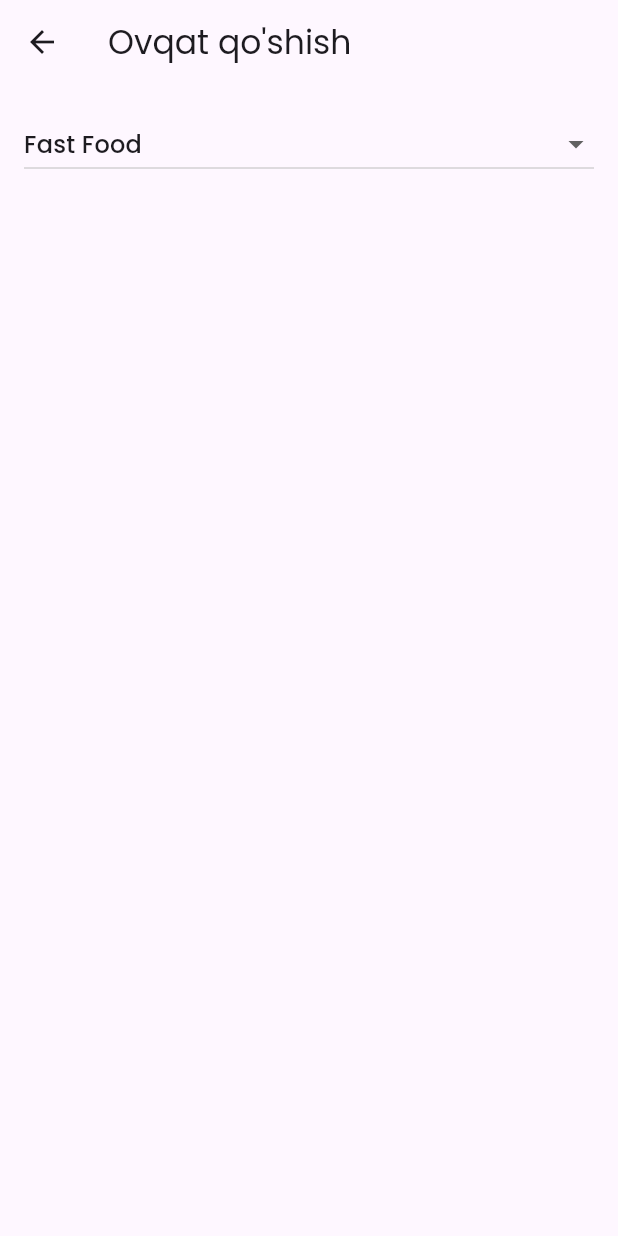
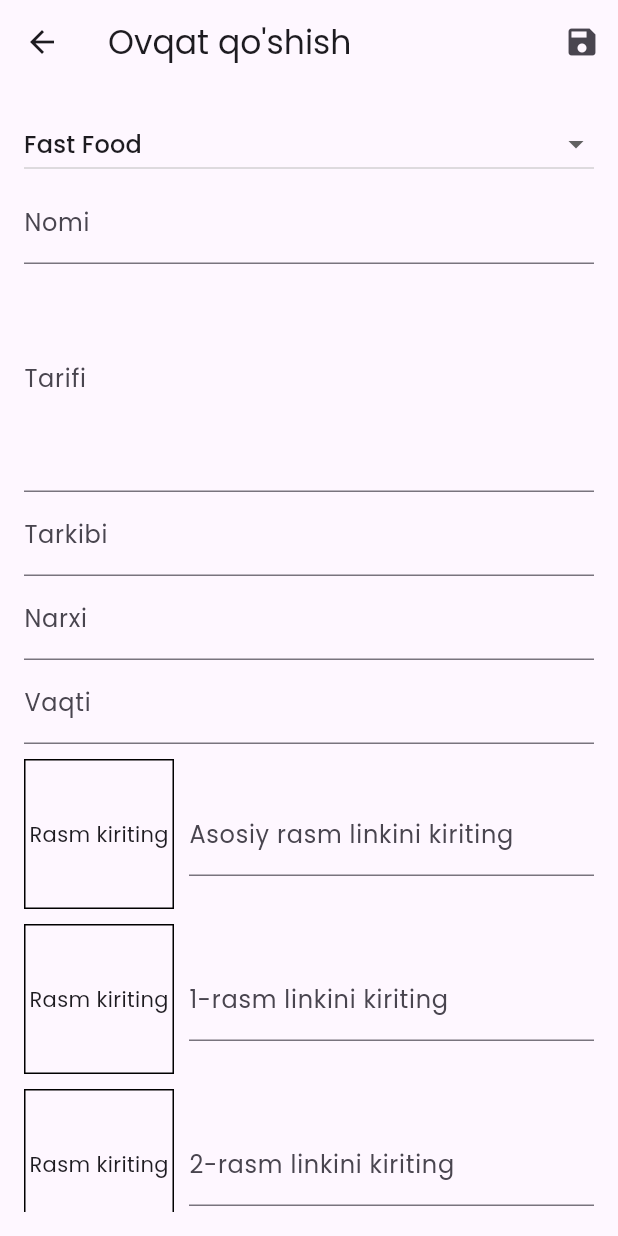
Before and after one commit to alishermamirov/meals_menu, a Flutter app: the AddNewProductScreen screen opened by its route, on a phone screen of 412 x 824 dp. Run offline on Flutter 3.47's test engine with Material 3 defaults, Android fonts, the phone set to English and light mode, and no system bars; our stand-ins replace google_fonts.

Commit message:
new product

```diff
--- a/lib/models/meal.dart
+++ b/lib/models/meal.dart
@@ -158,4 +158,8 @@ class Meals {
       );
     }
   }
+
+  void addNewMeal(Meal meal) {
+    _list.add(meal);
+  }
 }
--- a/lib/screens/add_new_product_screen.dart
+++ b/lib/screens/add_new_product_screen.dart
@@ -2,12 +2,16 @@
 import 'package:flutter/material.dart';
 
 import 'package:meals_menu/models/category.dart';
+import 'package:meals_menu/models/meal.dart';
+import 'package:meals_menu/widgets/custom_image_input.dart';
 
 class AddNewProductScreen extends StatefulWidget {
   final List<category> Categories;
+  final Function addNewMeal;
   const AddNewProductScreen({
     Key? key,
     required this.Categories,
+    required this.addNewMeal,
   }) : super(key: key);
 
   static const routeName = "/add-new-product";
@@ -17,6 +21,15 @@ class AddNewProductScreen extends StatefulWidget {
 }
 
 class _AddNewProductScreenState extends State<AddNewProductScreen> {
+  final _titleController = TextEditingController();
+  final _desciptionController = TextEditingController();
+  final _ingredientController = TextEditingController();
+  final _priceController = TextEditingController();
+  final _timeController = TextEditingController();
+  final _mainImageController = TextEditingController();
+  final _firstImageController = TextEditingController();
+  final _secondImageController = TextEditingController();
+  final _thirdImageController = TextEditingController();
   late String activeId;
   @override
   void initState() {
@@ -25,14 +38,64 @@ class _AddNewProductScreenState extends State<AddNewProductScreen> {
     activeId = widget.Categories[0].id;
   }
 
+  void _save() {
+    final title = _titleController.text;
+    final desc = _desciptionController.text;
+    final ingred = _ingredientController.text;
+    final price = _priceController.text;
+    final time = _timeController.text;
+    final mainImage = _mainImageController.text;
+    final firstimage = _firstImageController.text;
+    final secondimage = _secondImageController.text;
+    final thirdimage = _thirdImageController.text;
+    final List<String> ingreds = ingred.split(',');
+    final List<String> imageUrls = [
+      mainImage,
+      firstimage,
+      secondimage,
+      thirdimage
+    ];
+    if (title.isEmpty ||
+        desc.isEmpty ||
+        ingreds.isEmpty ||
+        price.isEmpty ||
+        time.isEmpty ||
+        mainImage.isEmpty ||
+        firstimage.isEmpty ||
+        secondimage.isEmpty ||
+        thirdimage.isEmpty) {
+      return;
+    }
+    widget.addNewMeal(
+      Meal(
+        id: UniqueKey().toString(),
+        title: title,
+        imageUrls: imageUrls,
+        description: desc,
+        vaqti: int.parse(time),
+        price: double.parse(price),
+        categoryId: activeId,
+        ingredients: ingreds,
+      ),
+    );
+    Navigator.of(context).pop();
+  }
+
   @override
   Widget build(BuildContext context) {
     return Scaffold(
       appBar: AppBar(
         title: Text("Ovqat qo'shish"),
+        actions: [
+          IconButton(
+            onPressed: _save,
+            icon: Icon(Icons.save),
+          ),
+        ],
       ),
       body: Padding(
         padding: const EdgeInsets.all(16.0),
+        child: SingleChildScrollView(
           child: Column(
             children: [
               DropdownButton(
@@ -50,7 +113,69 @@ class _AddNewProductScreenState extends State<AddNewProductScreen> {
                   ),
                 ).toList(),
               ),
+              TextField(
+                controller: _titleController,
+                decoration: InputDecoration(
+                  labelText: "Nomi",
+                ),
+              ),
+              TextField(
+                controller: _desciptionController,
+                decoration: InputDecoration(
+                  labelText: "Tarifi",
+                ),
+                maxLines: 5,
+              ),
+              TextField(
+                controller: _ingredientController,
+                decoration: InputDecoration(
+                  labelText: "Tarkibi",
+                ),
+              ),
+              TextField(
+                controller: _priceController,
+                decoration: InputDecoration(
+                  labelText: "Narxi",
+                ),
+                keyboardType: TextInputType.number,
+              ),
+              TextField(
+                controller: _timeController,
+                decoration: InputDecoration(
+                  labelText: "Vaqti",
+                ),
+                keyboardType: TextInputType.number,
+              ),
+              const SizedBox(
+                height: 10,
+              ),
+              CustomImageInput(
+                imageController: _mainImageController,
+                label: "Asosiy rasm linkini kiriting",
+              ),
+              const SizedBox(
+                height: 10,
+              ),
+              CustomImageInput(
+                imageController: _firstImageController,
+                label: "1-rasm linkini kiriting",
+              ),
+              const SizedBox(
+                height: 10,
+              ),
+              CustomImageInput(
+                imageController: _secondImageController,
+                label: "2-rasm linkini kiriting",
+              ),
+              const SizedBox(
+                height: 10,
+              ),
+              CustomImageInput(
+                imageController: _thirdImageController,
+                label: "3- rasm linkini kiriting",
+              ),
             ],
+          ),
         ),
       ),
     );
--- a/lib/screens/product_screen.dart
+++ b/lib/screens/product_screen.dart
@@ -36,7 +36,9 @@ class ProductScreen extends StatelessWidget {
           final meal = meals[index];
           return ListTile(
             leading: CircleAvatar(
-              backgroundImage: AssetImage(meal.imageUrls[0]),
+              backgroundImage: meal.imageUrls[0].contains("http")
+                  ? NetworkImage(meal.imageUrls[0])
+                  : AssetImage(meal.imageUrls[0]),
             ),
             title: Text(meal.title),
             subtitle: Text("${meal.price} so'm"),
--- /dev/null
+++ b/lib/widgets/custom_image_input.dart
@@ -0,0 +1,59 @@
+// ignore_for_file: public_member_api_docs, sort_constructors_first
+import 'package:flutter/material.dart';
+
+class CustomImageInput extends StatefulWidget {
+  final String label;
+  final TextEditingController imageController;
+
+  const CustomImageInput({
+    Key? key,
+    required this.label,
+    required this.imageController,
+  }) : super(key: key);
+
+  @override
+  State<CustomImageInput> createState() => _CustomImageInputState();
+}
+
+class _CustomImageInputState extends State<CustomImageInput> {
+  var image;
+
+  @override
+  Widget build(BuildContext context) {
+    return Row(
+      children: [
+        Container(
+          height: 100,
+          width: 100,
+          decoration: BoxDecoration(
+            border: Border.all(width: 1),
+          ),
+          child: image != null && image.isNotEmpty
+              ? Image.network(
+                  image,
+                  fit: BoxFit.cover,
+                  height: 100,
+                  width: 100,
+                )
+              : Center(child: Text("Rasm kiriting")),
+        ),
+        const SizedBox(
+          width: 10,
+        ),
+        Expanded(
+          child: TextField(
+            controller: widget.imageController,
+            decoration: InputDecoration(
+              labelText: widget.label,
+            ),
+            onSubmitted: (value) {
+              setState(() {
+                image = value.toString();
+              });
+            },
+          ),
+        ),
+      ],
+    );
+  }
+}
```
Also changed, not shown: lib/main.dart (+5 -2 lines), lib/screens/meal_details_screen.dart (+11 -5 lines), lib/widgets/meal_item.dart (+9 -4 lines), 1 other file. Lines whose indentation alone changed are shown as unchanged.
